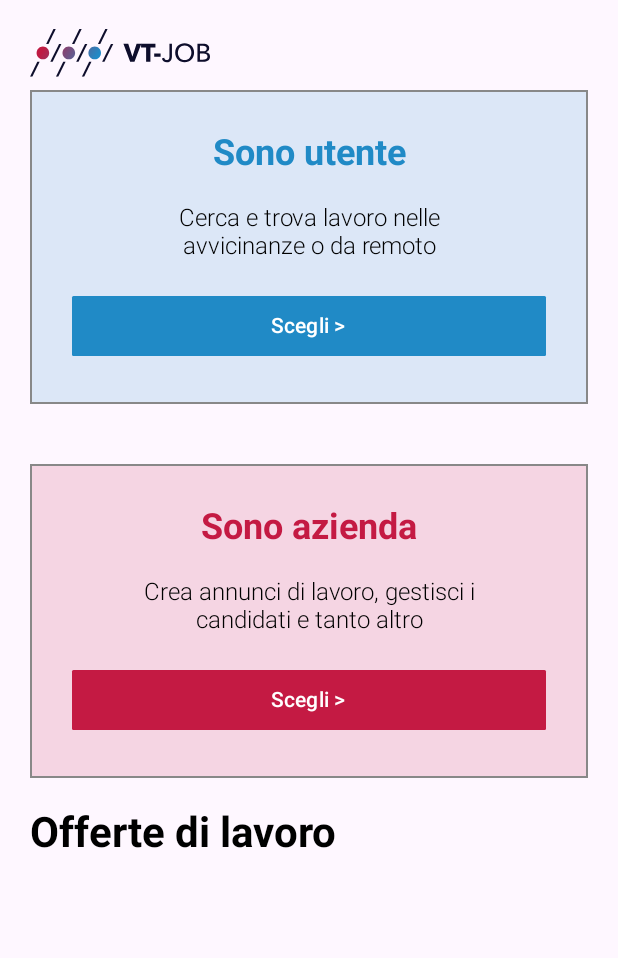
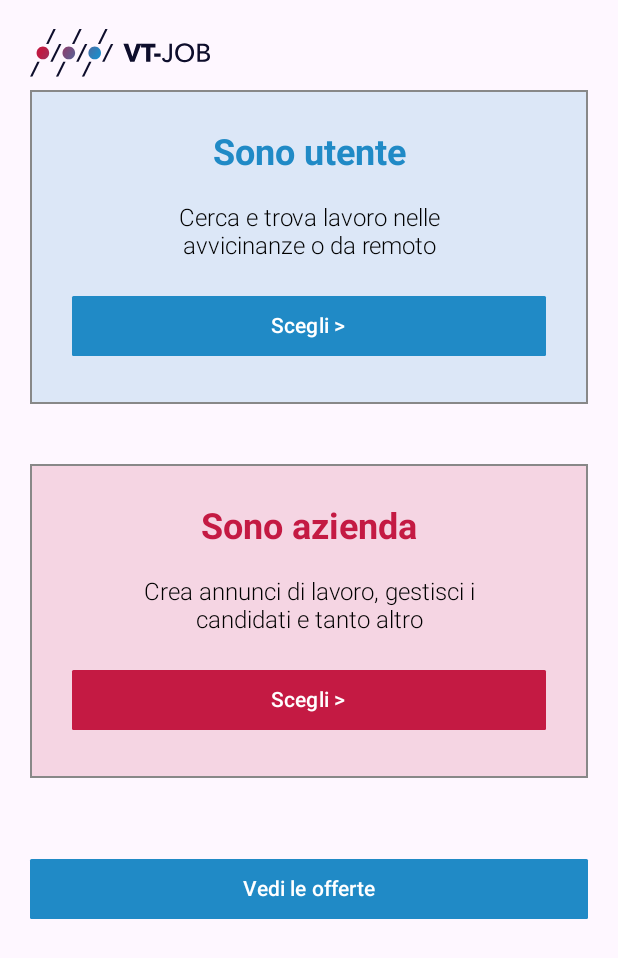
Before and after one commit to PaolicelliChristian/vocational_compose, an Android app built with Jetpack Compose: the screen it shows after launch (MainActivity), on a phone screen of 412 x 824 dp. Shown: the top 958 px of the screen. Run offline under Robolectric (Android 15) with nearby library versions, the phone set to English and light mode, and no system bars; our stand-ins replace Dagger/Hilt's generated code; Roboto replaces fonts that are not available here.

```diff
--- a/app/src/main/java/com/example/vocational_compose/MainActivity.kt
+++ b/app/src/main/java/com/example/vocational_compose/MainActivity.kt
@@ -4,7 +4,9 @@ import android.os.Bundle
 import androidx.activity.ComponentActivity
 import androidx.activity.compose.setContent
 import androidx.compose.runtime.Composable
+import androidx.hilt.navigation.compose.hiltViewModel
 import com.example.vocational_compose.navigation.NavigationGraph
+import com.example.vocational_compose.presentation.viewmodel.OfferViewModel
 import dagger.hilt.android.AndroidEntryPoint
 
 @AndroidEntryPoint
@@ -12,14 +14,14 @@ class MainActivity : ComponentActivity() {
     override fun onCreate(savedInstanceState: Bundle?) {
         super.onCreate(savedInstanceState)
         setContent {
-//            val offerViewModel = hiltViewModel<OfferViewModel>()
-            AppEntryPoint()
+            val offerViewModel = hiltViewModel<OfferViewModel>()
+            AppEntryPoint(offerViewModel)
         }
     }
 }
 
 
 @Composable
-fun AppEntryPoint() {
-    NavigationGraph()
+fun AppEntryPoint(viewModel: OfferViewModel) {
+    NavigationGraph(viewModel)
 }
--- a/app/src/main/java/com/example/vocational_compose/data/components/AppComponents.kt
+++ b/app/src/main/java/com/example/vocational_compose/data/components/AppComponents.kt
@@ -66,7 +66,7 @@ fun NormalText(
 }
 
 @Composable
-fun NormalButton(color: ButtonColors, goTo: () -> Unit) {
+fun NormalButton(color: ButtonColors, goTo: () -> Unit, buttonText: String) {
     Button(
         modifier = Modifier
             .fillMaxWidth(),
@@ -77,7 +77,7 @@ fun NormalButton(color: ButtonColors, goTo: () -> Unit) {
             goTo()
         }) {
         Text(
-            text = "Scegli >"
+            text = buttonText
         )
 
     }
@@ -90,7 +90,8 @@ fun ChoiceCard(
     textColor: Color,
     buttonColor: ButtonColors,
     goTo: () -> Unit,
-    cardColor: CardColors
+    cardColor: CardColors,
+    buttonText: String
 ) {
     OutlinedCard(
         border = BorderStroke(1.dp, Color.Gray),
@@ -124,7 +125,8 @@ fun ChoiceCard(
 
             NormalButton(
                 color = buttonColor,
-                goTo
+                goTo,
+                buttonText = buttonText
             )
         }
     }
--- a/app/src/main/java/com/example/vocational_compose/data/components/recycleView/offer/OfferRecyclerView.kt
+++ b/app/src/main/java/com/example/vocational_compose/data/components/recycleView/offer/OfferRecyclerView.kt
@@ -4,21 +4,14 @@ import androidx.compose.foundation.lazy.LazyColumn
 import androidx.compose.runtime.Composable
 import androidx.compose.runtime.collectAsState
 import androidx.compose.ui.Modifier
-import androidx.hilt.navigation.compose.hiltViewModel
 import com.example.vocational_compose.presentation.viewmodel.OfferViewModel
 
 
 @Composable
-fun OfferRecyclerView() {
+fun OfferRecyclerView(viewModel: OfferViewModel) {
 
     //https://youtu.be/LFlobqW8Sy8?t=4920
-    val viewModelTest: OfferViewModel = hiltViewModel()
-    val viewModel = hiltViewModel<OfferViewModel>()
     val list = viewModel.products.collectAsState().value
-
-    //si può dichiarare anche così
-//    val viewModelTest: OfferViewModel = hiltViewModel()
-//    val secondList= viewModelTest.products.collectAsState()
 
     LazyColumn(modifier = Modifier) {
 
@@ -26,6 +19,7 @@ fun OfferRecyclerView() {
             list.forEach{
                 OfferItem(offer = it)
             }
+
         }
     }
 
--- a/app/src/main/java/com/example/vocational_compose/navigation/NavigationGraph.kt
+++ b/app/src/main/java/com/example/vocational_compose/navigation/NavigationGraph.kt
@@ -8,9 +8,11 @@ import com.example.vocational_compose.presentation.screens.GeneralScreen
 import com.example.vocational_compose.presentation.screens.HomeChoiceScreen
 import com.example.vocational_compose.presentation.screens.LoginCompanyScreen
 import com.example.vocational_compose.presentation.screens.LoginUserScreen
+import com.example.vocational_compose.presentation.screens.OfferShowcase
+import com.example.vocational_compose.presentation.viewmodel.OfferViewModel
 
 @Composable
-fun NavigationGraph(){
+fun NavigationGraph(viewModel: OfferViewModel){
     val navController = rememberNavController()
 
     NavHost(navController = navController, startDestination = Routes.HOME_CHIOCE_SCREEN) {
@@ -26,9 +28,15 @@ fun NavigationGraph(){
             LoginCompanyScreen(navController)
         }
 
+        composable(Routes.OFFER_SHOWCASE) {
+            OfferShowcase(navController, viewModel)
+        }
+
         composable(Routes.AFTER_SCREEN) {
             GeneralScreen(navController)
         }
 
+
+
     }
 }
--- a/app/src/main/java/com/example/vocational_compose/navigation/Routes.kt
+++ b/app/src/main/java/com/example/vocational_compose/navigation/Routes.kt
@@ -5,6 +5,7 @@ object Routes {
     const val HOME_CHIOCE_SCREEN = "HOME_CHIOCE_SCREEN"
     const val LOGIN_USER_SCREEN = "LOGIN_USER_SCREEN"
     const val LOGIN_COMPANY_SCREEN = "LOGIN_COMPANY_SCREEN"
+    const val OFFER_SHOWCASE = "OFFER_SHOWCASE"
 
 
     const val AFTER_SCREEN = "AFTER_SCREEN"
--- a/app/src/main/java/com/example/vocational_compose/presentation/screens/HomeChoiceScreen.kt
+++ b/app/src/main/java/com/example/vocational_compose/presentation/screens/HomeChoiceScreen.kt
@@ -4,11 +4,8 @@ import androidx.compose.foundation.Image
 import androidx.compose.foundation.layout.Column
 import androidx.compose.foundation.layout.Spacer
 import androidx.compose.foundation.layout.fillMaxSize
-import androidx.compose.foundation.layout.fillMaxWidth
 import androidx.compose.foundation.layout.padding
 import androidx.compose.foundation.layout.size
-import androidx.compose.foundation.rememberScrollState
-import androidx.compose.foundation.verticalScroll
 import androidx.compose.material3.ButtonDefaults
 import androidx.compose.material3.CardColors
 import androidx.compose.material3.Surface
@@ -16,15 +13,11 @@ import androidx.compose.runtime.Composable
 import androidx.compose.ui.Modifier
 import androidx.compose.ui.res.colorResource
 import androidx.compose.ui.res.painterResource
-import androidx.compose.ui.text.font.FontWeight
-import androidx.compose.ui.text.style.TextAlign
 import androidx.compose.ui.unit.dp
-import androidx.compose.ui.unit.sp
 import androidx.navigation.NavController
 import com.example.vocational_compose.R
 import com.example.vocational_compose.data.components.ChoiceCard
-import com.example.vocational_compose.data.components.NormalText
-import com.example.vocational_compose.data.components.recycleView.offer.OfferRecyclerView
+import com.example.vocational_compose.data.components.NormalButton
 import com.example.vocational_compose.navigation.Routes
 
 @Composable
@@ -34,12 +27,11 @@ fun HomeChoiceScreen(navController: NavController) {
             .fillMaxSize()
 
     ) {
-        Column {
         Column(
             modifier = Modifier
                 .fillMaxSize()
                 .padding(horizontal = 20.dp, vertical = 10.dp)
-                    .verticalScroll(rememberScrollState())
+//                    .verticalScroll(rememberScrollState())
         ) {
 
             Image(
@@ -63,7 +55,8 @@ fun HomeChoiceScreen(navController: NavController) {
                 ),
                 goTo = {
                     navController.navigate(Routes.LOGIN_USER_SCREEN)
-                    }
+                },
+                buttonText = "Scegli >"
             )
 
             Spacer(modifier = Modifier.size(40.dp))
@@ -81,37 +74,23 @@ fun HomeChoiceScreen(navController: NavController) {
                 ),
                 goTo = {
                     navController.navigate(Routes.LOGIN_COMPANY_SCREEN)
-                    }
+                },
+                buttonText = "Scegli >"
             )
 
             Spacer(modifier = Modifier.size(20.dp))
 
-                NormalText(
-                    text = "Offerte di lavoro",
-                    fontSize = 28.sp,
-                    fontWeight = FontWeight.Bold,
-                    modifier = Modifier
-                        .fillMaxWidth(),
-                    textAlign = TextAlign.Start
-                )
+
 
             Spacer(modifier = Modifier.size(30.dp))
 
-//            Button(
-//                onClick = { /*TODO*/ },
-//                Modifier
-//                    .padding(horizontal = 20.dp)
-//                    .fillMaxWidth(),
-//            ) {
-//                Text(
-//                    text = "Vedi tutte le offerte"
-//                )
-//            }
-
-
-            }
-
-            OfferRecyclerView()
+            NormalButton(
+                color = ButtonDefaults.buttonColors(colorResource(id = R.color.userBlue)),
+                goTo = {
+                    navController.navigate(Routes.OFFER_SHOWCASE)
+                },
+                buttonText = "Vedi le offerte"
+            )
         }
 
     }
```
Also changed, not shown: app/src/main/java/com/example/vocational_compose/presentation/screens/OfferShowcase.kt (added, +52 -0 lines). Lines whose indentation alone changed are shown as unchanged.
